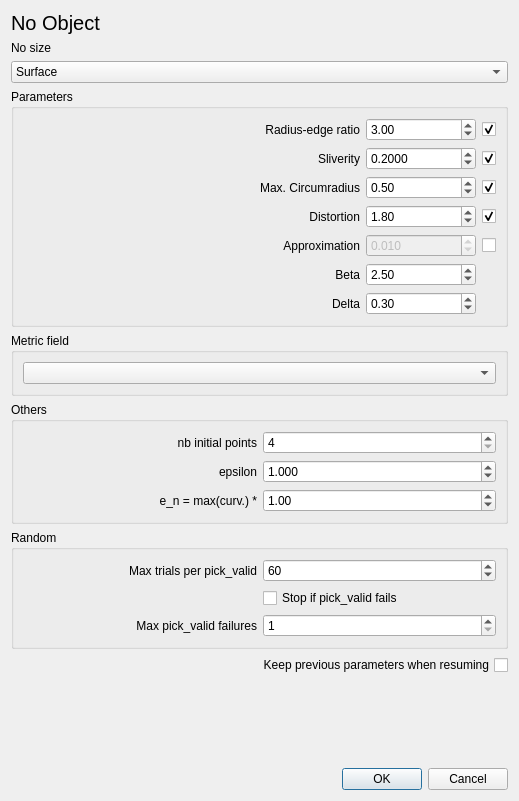
MaelRL/cgal, file Anisotropic_mesh_3/demo/ui_files/Aniso_meshing_dialog.ui: the form before one commit.
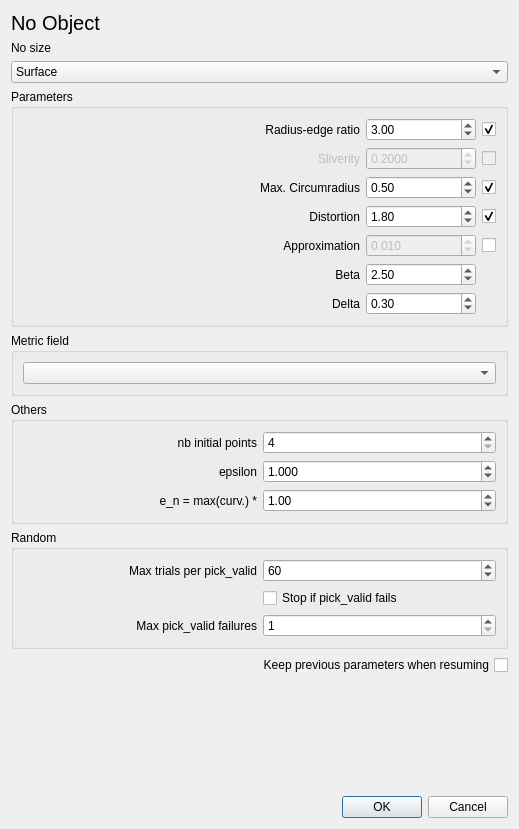
The form after the commit.

Commit message: disabled sliverity in the demo

Diff of the .ui file:
```diff
--- a/Anisotropic_mesh_3/demo/ui_files/Aniso_meshing_dialog.ui
+++ b/Anisotropic_mesh_3/demo/ui_files/Aniso_meshing_dialog.ui
@@ -10,7 +10,7 @@
     <x>0</x>
     <y>0</y>
     <width>519</width>
-    <height>801</height>
+    <height>829</height>
    </rect>
   </property>
   <property name="windowTitle">
@@ -67,6 +67,9 @@
      <layout class="QGridLayout" name="gridLayout_2" rowstretch="0,0,0,0,0,0,0" columnstretch="2,0,0">
       <item row="1" column="2">
        <widget class="QCheckBox" name="noSliverity">
+        <property name="enabled">
+         <bool>false</bool>
+        </property>
         <property name="toolTip">
          <string>Enable/Disable parameter</string>
         </property>
@@ -77,7 +80,7 @@
          <bool>true</bool>
         </property>
         <property name="checked">
-         <bool>true</bool>
+         <bool>false</bool>
         </property>
        </widget>
       </item>
@@ -107,7 +110,7 @@
       <item row="1" column="1">
        <widget class="QDoubleSpinBox" name="sliverity">
         <property name="enabled">
-         <bool>true</bool>
+         <bool>false</bool>
         </property>
         <property name="minimumSize">
          <size>
@@ -138,6 +141,9 @@
       </item>
       <item row="1" column="0">
        <widget class="QLabel" name="sliverity_label">
+        <property name="enabled">
+         <bool>false</bool>
+        </property>
         <property name="text">
          <string>Sliverity</string>
         </property>
```
The commit also changes 1 other file.
